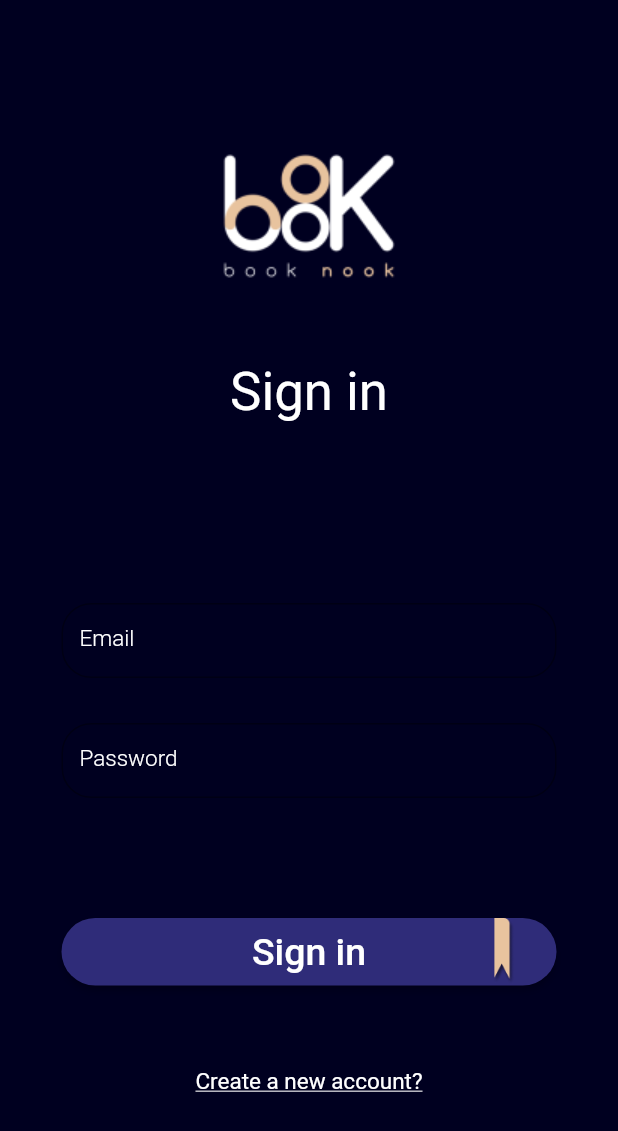
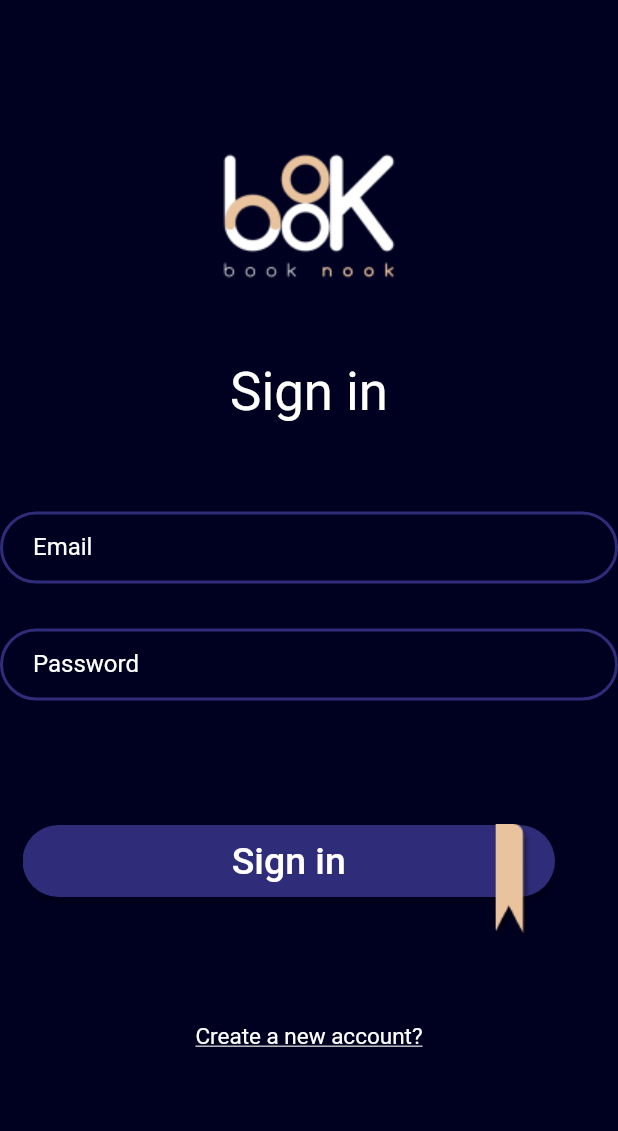
Before and after one commit to henry-azer/book-nook-app, a Flutter app: the screen it shows after launch, on a phone screen of 412 x 824 dp. Shown: the top 1131 px of the screen. Run offline on Flutter 3.47's test engine with Material 2 defaults, Android fonts, the phone set to English and light mode, and no system bars; our stand-ins replace dartz, dio, equatable, flutter_bloc, flutter_spinkit, fluttertoast and 3 more; Roboto replaces fonts that are missing (Barlow-Black.ttf, Comfortaa-VariableFont_wght.ttf).

Commit message:
initial commit

```diff
--- a/lib/config/routes/app_routes.dart
+++ b/lib/config/routes/app_routes.dart
@@ -1,3 +1,4 @@
+import 'package:book_nook_app/features/login/Presentation/screens/login_screen.dart';
 import 'package:book_nook_app/injection_container.dart' as di;
 import 'package:flutter/material.dart';
 import 'package:flutter_bloc/flutter_bloc.dart';
@@ -10,6 +11,7 @@ import '../../features/splash/presentation/screens/splash_screen.dart';
 class Routes {
   static const String initialRoute = '/';
   static const String randomQuoteRoute = '/randomQuote';
+  static const String loginRoute = '/login';
 }
 
 class AppRoutes {
@@ -20,6 +22,10 @@ class AppRoutes {
           return const SplashScreen();
         });
 
+      case Routes.loginRoute:
+        return MaterialPageRoute(builder: (context) {
+          return const LoginScreen();
+        });
       case Routes.randomQuoteRoute:
         return MaterialPageRoute(builder: ((context) {
           return BlocProvider(
--- /dev/null
+++ b/lib/core/widgets/buttons/button_form.dart
@@ -0,0 +1,58 @@
+import 'package:book_nook_app/core/utils/app_colors.dart';
+import 'package:book_nook_app/core/utils/assets_manager.dart';
+
+import 'package:flutter/material.dart';
+
+class ButtonForm extends StatefulWidget {
+  const ButtonForm({Key? key}) : super(key: key);
+
+  @override
+  State<ButtonForm> createState() => _ButtonFormState();
+}
+
+class _ButtonFormState extends State<ButtonForm> {
+  @override
+  Widget build(BuildContext context) {
+    return SizedBox(
+      height: 80,
+      child: Stack(
+        children: [
+          Positioned(
+            top: 3,
+            child: SizedBox(
+              height: 48,
+              width: 355,
+              child: ElevatedButton(
+                style: ButtonStyle(
+                    backgroundColor:
+                        MaterialStateProperty.all(AppColors.textFormBorder),
+                    shape: MaterialStateProperty.all<RoundedRectangleBorder>(
+                        RoundedRectangleBorder(
+                      borderRadius: BorderRadius.circular(29.0),
+                    ))),
+                onPressed: () {},
+                child: Text("Sign in",
+                    style: TextStyle(
+                        fontSize: 25,
+                        fontWeight: FontWeight.w500,
+                        fontFamily: 'Barlow-Black.ttf')),
+              ),
+            ),
+          ),
+          Positioned(
+            top: -30,
+            right: 15,
+            child: AnimatedContainer(
+              duration: const Duration(milliseconds: 500),
+              child: Image.asset(
+                ImgAssets.subtract,
+                width: 110,
+                height: 145,
+              ),
+            ),
+          ),
+        ],
+      ),
+    );
+  }
+}
--- /dev/null
+++ b/lib/core/widgets/text_form/Textfield.dart
@@ -0,0 +1,63 @@
+import 'package:book_nook_app/core/utils/app_colors.dart';
+import 'package:flutter/material.dart';
+
+class TextFieldForm extends StatefulWidget {
+  final String label;
+  final TextInputType keyboardType;
+
+  const TextFieldForm(
+      {Key? key, required this.label, required this.keyboardType})
+      : super(key: key);
+
+  @override
+  State<TextFieldForm> createState() => _TextFieldFormState();
+}
+
+class _TextFieldFormState extends State<TextFieldForm> {
+  GlobalKey<FormState> formkey = GlobalKey<FormState>();
+  String? validatePassword(String value) {
+    if (value.isEmpty) {
+      return "Password is Required";
+    } else if (value.length < 8) {
+      return "Password should be at least 8 characters";
+    } else {
+      return null;
+    }
+  }
+
+  String? validateEmail(String value) {
+    if (value.isEmpty) {
+      return "Email is Required";
+    } else if (!value.contains('@gmail.com')) {
+      return "Something Missing";
+    } else {
+      return null;
+    }
+  }
+
+  @override
+  Widget build(BuildContext context) {
+    return TextFormField(
+        keyboardType: widget.keyboardType,
+        style: TextStyle(color: AppColors.white),
+        decoration: InputDecoration(
+          labelText: widget.label,
+          labelStyle: TextStyle(color: AppColors.white),
+          floatingLabelStyle: TextStyle(color: AppColors.white),
+          contentPadding: const EdgeInsets.only(left: 22),
+          focusedBorder: OutlineInputBorder(
+            borderRadius: BorderRadius.circular(25.0),
+            borderSide: BorderSide(
+              color: AppColors.textFormBorder,
+            ),
+          ),
+          enabledBorder: OutlineInputBorder(
+            borderRadius: BorderRadius.circular(29.0),
+            borderSide: BorderSide(
+              color: AppColors.textFormBorder,
+              width: 2.0,
+            ),
+          ),
+        ));
+  }
+}
--- a/lib/features/login/Presentation/screens/login_screen.dart
+++ b/lib/features/login/Presentation/screens/login_screen.dart
@@ -1,9 +1,9 @@
 import 'package:book_nook_app/core/utils/app_colors.dart';
 import 'package:book_nook_app/core/utils/assets_manager.dart';
-import 'package:book_nook_app/features/login/Presentation/widgets/Signin_Button.dart';
+import 'package:book_nook_app/core/widgets/buttons/button_form.dart';
+import 'package:book_nook_app/core/widgets/text_form/Textfield.dart';
 import 'package:book_nook_app/features/login/Presentation/widgets/text_button.dart';
-import 'package:book_nook_app/features/login/Presentation/widgets/text_form_field_email.dart';
-import 'package:book_nook_app/features/login/Presentation/widgets/text_form_field_password.dart';
+
 import 'package:flutter/material.dart';
 
 class LoginScreen extends StatefulWidget {
@@ -41,19 +41,26 @@ class _LoginScreenState extends State<LoginScreen> {
                 ),
               ),
               const SizedBox(
+                height: 60,
+              ),
+              TextFieldForm(
+                label: 'Email',
+                keyboardType: TextInputType.emailAddress,
+              ),
+              const SizedBox(
                 height: 30,
               ),
-              Textform(),
-              const SizedBox(
-                height: 30,
-
-
+              TextFieldForm(
+                label: 'Password',
+                keyboardType: TextInputType.visiblePassword,
               ),
-              const Passtextform(),
               const SizedBox(
                 height: 80,
               ),
-              Signinbutton(),
+              Padding(
+                padding: const EdgeInsets.only(left: 15),
+                child: const ButtonForm(),
+              ),
               const SizedBox(
                 height: 40,
               ),
--- a/lib/features/login/Presentation/widgets/Signin_Button.dart
+++ /dev/null
@@ -1,72 +0,0 @@
-import 'package:book_nook_app/core/utils/app_colors.dart';
-import 'package:book_nook_app/core/utils/assets_manager.dart';
-import 'package:book_nook_app/features/login/Presentation/widgets/text_form_field_email.dart';
-import 'package:book_nook_app/features/login/Presentation/widgets/text_form_field_password.dart';
-import 'package:flutter/material.dart';
-
-class Signinbutton extends StatefulWidget {
-  const Signinbutton({Key? key}) : super(key: key);
-
-  @override
-  State<Signinbutton> createState() => _SigninbuttonState();
-}
-
-class _SigninbuttonState extends State<Signinbutton> {
-  @override
-  Widget build(BuildContext context) {
-    return Container(
-        width: 375,
-        height: 45,
-        child: Stack(
-          children: [
-            Center(
-              child: Container(
-                width: 330,
-                height: 47,
-                child: ElevatedButton(
-                  style: ElevatedButton.styleFrom(
-                      backgroundColor: AppColors.textFormBorder,
-                      shape: RoundedRectangleBorder(
-                        borderRadius: BorderRadius.circular(29),
-                      )),
-                  onPressed: () {
-                    if (Formkey.currentState!.validate()) {
-                      print(emailcontroller);
-                      print(passcontroller);
-                    } else {
-                      return null;
-                    }
-                  },
-                  child: Text(
-                    "Sign in",
-                    style: TextStyle(
-                        fontSize: 25,
-                        fontWeight: FontWeight.w500,
-                        fontFamily: 'Barlow-Black.ttf'),
-                  ),
-                ),
-              ),
-            ),
-            Padding(
-              padding: const EdgeInsets.only(right: 50),
-              child: Container(
-                height: 120,
-                child: Row(
-                  mainAxisAlignment: MainAxisAlignment.end,
-                  children: [
-                    Image.asset(
-                      ImgAssets.subtract,
-                      height: 120,
-                    ),
-                  ],
-                ),
-              ),
-            ),
-          ],
-        ));
-  }
-}
-//ButtonStyle(
-//                   backgroundColor:MaterialStateProperty.all(AppColors.textFormBorder),
-//                   shape: RoundedRectangleBorder(borderRadius: BorderRadius.circular(29))
-//                 ),
--- a/lib/features/login/Presentation/widgets/text_form_field_email.dart
+++ /dev/null
@@ -1,63 +0,0 @@
-import 'package:book_nook_app/core/utils/app_colors.dart';
-import 'package:flutter/material.dart';
-
-class Textform extends StatefulWidget {
-  @override
-  State<Textform> createState() => _TextformState();
-}
-
-final TextEditingController emailcontroller = TextEditingController();
-GlobalKey<FormState> Formkey = GlobalKey<FormState>();
-
-class _TextformState extends State<Textform> {
-  @override
-  Widget build(BuildContext context) {
-    return Form(
-      key: Formkey,
-      child: Column(
-        mainAxisAlignment: MainAxisAlignment.center,
-        children: [
-          const SizedBox(height: 91),
-          Container(
-            width: 330,
-            height: 50,
-            child: TextFormField(
-              decoration: InputDecoration(
-                hintText: "Email",
-                hintStyle: TextStyle(
-                  color: AppColors.white,
-                  fontSize: 15,
-                  fontWeight: FontWeight.w300,
-                  fontFamily: 'Barlow-Black.ttf',
-                ),
-                border: OutlineInputBorder(
-                  borderRadius: BorderRadius.circular(20),
-                  borderSide: BorderSide(
-                    color: AppColors.textFormBorder,
-                  ),
-                ),
-              ),
-              style: TextStyle(
-                color: AppColors.white,
-              ),
-              keyboardType: TextInputType.emailAddress,
-              textInputAction: TextInputAction.next,
-              controller: emailcontroller,
-              validator: (value) {
-                if (value == null || value.isEmpty) {
-                  return "Please Enter your Email";
-                } else if (value.contains("@gmail.com") == false &&
-                    value.isNotEmpty) {
-                  return "No way Your email very weak or missing something";
-                } else if (value.contains("@gmail.com") == true &&
-                    value.isNotEmpty) {
-                  return null;
-                }
-              },
-            ),
-          ),
-        ],
-      ),
-    );
-  }
-}
--- a/lib/features/login/Presentation/widgets/text_form_field_password.dart
+++ /dev/null
@@ -1,63 +0,0 @@
-import 'package:book_nook_app/core/utils/app_colors.dart';
-import 'package:flutter/material.dart';
-
-class Passtextform extends StatefulWidget {
-  const Passtextform({Key? key}) : super(key: key);
-
-  @override
-  State<Passtextform> createState() => _PasstextformState();
-}
-
-final TextEditingController passcontroller = TextEditingController();
-final GlobalKey<FormState> _Formkey = GlobalKey<FormState>();
-
-class _PasstextformState extends State<Passtextform> {
-  @override
-  Widget build(BuildContext context) {
-    return Form(
-      key: _Formkey,
-      child: Column(
-        mainAxisAlignment: MainAxisAlignment.center,
-        children: [
-          Container(
-            width: 330,
-            height: 50,
-            child: TextFormField(
-              keyboardType: TextInputType.emailAddress,
-              style: TextStyle(
-                color: AppColors.white,
-              ),
-              textInputAction: TextInputAction.next,
-              validator: (value) {
-                if (value == null || value.isEmpty) {
-                  return "Please Enter your Password";
-                } else if (value.length < 10) {
-                  return "No way Your Password vary weak";
-                } else {
-                  return null;
-                }
-              },
-              controller: passcontroller,
-              obscureText: true,
-              decoration: InputDecoration(
-                hintText: "Password",
-                hintStyle: TextStyle(
-                  color: AppColors.white,
-                  fontSize: 15,
-                  fontWeight: FontWeight.w300,
-                  fontFamily: 'Barlow-Black.ttf',
-                ),
-                border: OutlineInputBorder(
-                  borderRadius: BorderRadius.circular(20),
-                  borderSide: BorderSide(
-                    color: AppColors.textFormBorder,
-                  ),
-                ),
-              ),
-            ),
-          ),
-        ],
-      ),
-    );
-  }
-}
```
